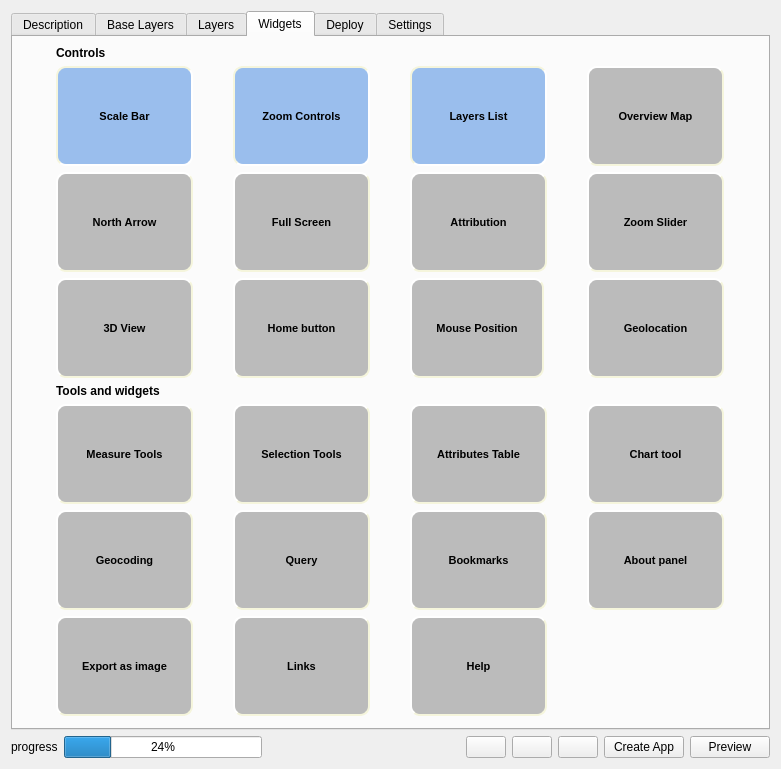
Above: webappbuilder/ui_maindialog.ui from planetfederal/qgis-webappbuilder-plugin before the change. Below: the same form after it.
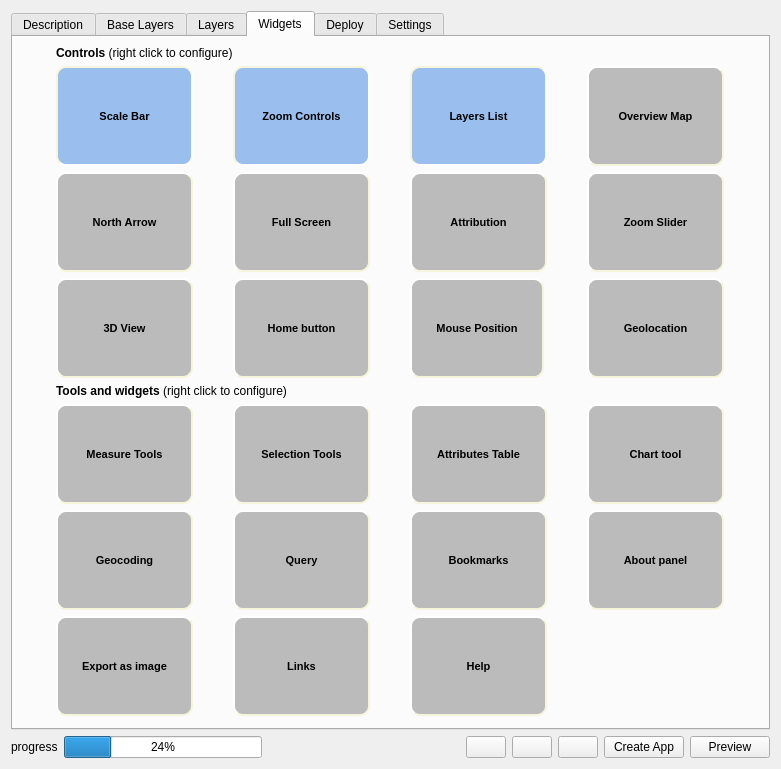
That is the form after the change. The open tabs and pages were chosen to show the change. Icons and pictures are not drawn.

Commit message: added "right-click to configure" label

```diff
--- a/webappbuilder/ui_maindialog.ui
+++ b/webappbuilder/ui_maindialog.ui
@@ -298,22 +298,6 @@
        <string>Widgets</string>
       </attribute>
       <layout class="QGridLayout" name="gridLayout_3">
-       <item row="0" column="0">
-        <widget class="QLabel" name="label_2">
-         <property name="sizePolicy">
-          <sizepolicy hsizetype="Preferred" vsizetype="Fixed">
-           <horstretch>0</horstretch>
-           <verstretch>0</verstretch>
-          </sizepolicy>
-         </property>
-         <property name="text">
-          <string>&lt;html&gt;&lt;head/&gt;&lt;body&gt;&lt;p&gt;&lt;span style=&quot; font-weight:600;&quot;&gt;Controls&lt;/span&gt;&lt;/p&gt;&lt;/body&gt;&lt;/html&gt;</string>
-         </property>
-         <property name="textFormat">
-          <enum>Qt::RichText</enum>
-         </property>
-        </widget>
-       </item>
        <item row="1" column="0">
         <widget class="QToolButton" name="scaleBarButton">
          <property name="minimumSize">
@@ -890,22 +874,6 @@
          </property>
         </widget>
        </item>
-       <item row="4" column="0">
-        <widget class="QLabel" name="label_15">
-         <property name="sizePolicy">
-          <sizepolicy hsizetype="Preferred" vsizetype="Fixed">
-           <horstretch>0</horstretch>
-           <verstretch>0</verstretch>
-          </sizepolicy>
-         </property>
-         <property name="text">
-          <string>&lt;html&gt;&lt;head/&gt;&lt;body&gt;&lt;p&gt;&lt;span style=&quot; font-weight:600;&quot;&gt;Tools and widgets &lt;/span&gt;&lt;/p&gt;&lt;/body&gt;&lt;/html&gt;</string>
-         </property>
-         <property name="textFormat">
-          <enum>Qt::RichText</enum>
-         </property>
-        </widget>
-       </item>
        <item row="5" column="0">
         <widget class="QToolButton" name="measureToolButton">
          <property name="minimumSize">
@@ -1431,6 +1399,38 @@
          </property>
         </spacer>
        </item>
+       <item row="4" column="0" colspan="3">
+        <widget class="QLabel" name="label_15">
+         <property name="sizePolicy">
+          <sizepolicy hsizetype="Preferred" vsizetype="Fixed">
+           <horstretch>0</horstretch>
+           <verstretch>0</verstretch>
+          </sizepolicy>
+         </property>
+         <property name="text">
+          <string>&lt;html&gt;&lt;head/&gt;&lt;body&gt;&lt;p&gt;&lt;span style=&quot; font-weight:600;&quot;&gt;Tools and widgets &lt;/span&gt;(right click to configure)&lt;/p&gt;&lt;/body&gt;&lt;/html&gt;</string>
+         </property>
+         <property name="textFormat">
+          <enum>Qt::RichText</enum>
+         </property>
+        </widget>
+       </item>
+       <item row="0" column="0" colspan="2">
+        <widget class="QLabel" name="label_2">
+         <property name="sizePolicy">
+          <sizepolicy hsizetype="Preferred" vsizetype="Fixed">
+           <horstretch>0</horstretch>
+           <verstretch>0</verstretch>
+          </sizepolicy>
+         </property>
+         <property name="text">
+          <string>&lt;html&gt;&lt;head/&gt;&lt;body&gt;&lt;p&gt;&lt;span style=&quot; font-weight:600;&quot;&gt;Controls&lt;/span&gt; (right click to configure)&lt;/p&gt;&lt;/body&gt;&lt;/html&gt;</string>
+         </property>
+         <property name="textFormat">
+          <enum>Qt::RichText</enum>
+         </property>
+        </widget>
+       </item>
       </layout>
      </widget>
      <widget class="QWidget" name="suiteTab">
```
Left out of the diff: 10 changed lines with no effect on the pictures. The commit also changes 1 other file.
